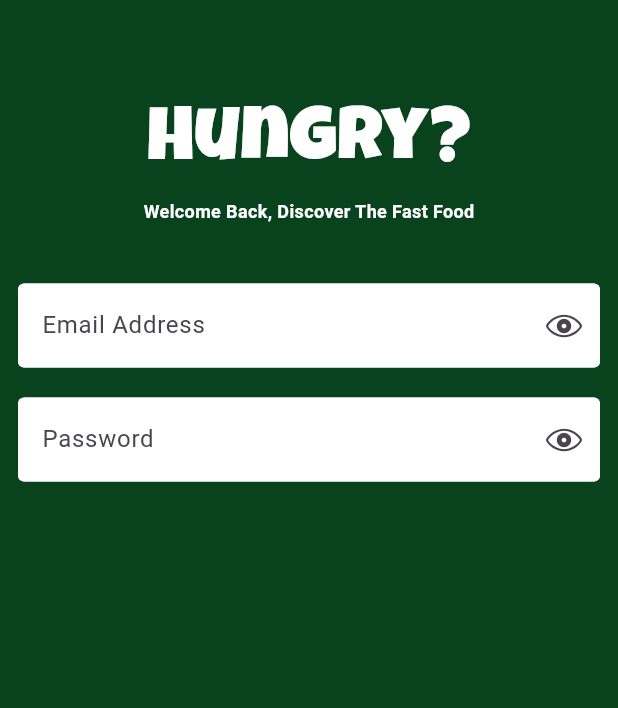
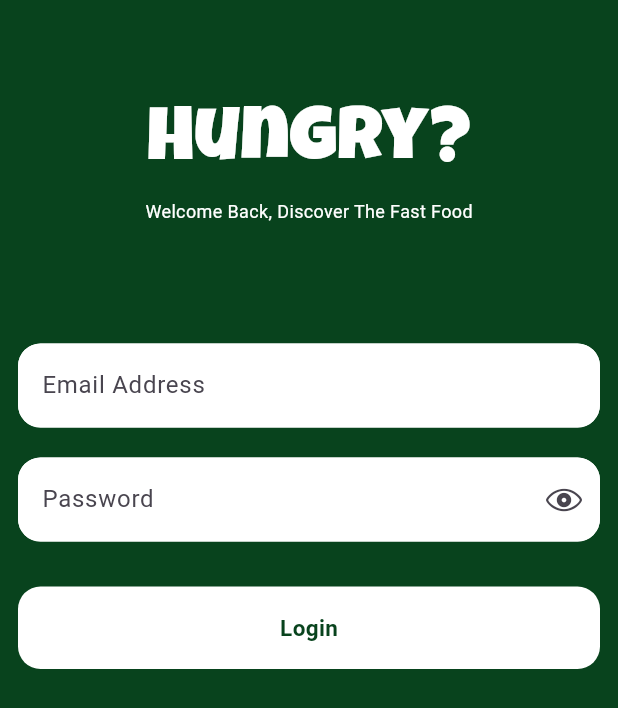
Before and after one commit to Mostafaghozy/AuraEats, a Flutter app: the screen it shows after launch, on a phone screen of 412 x 824 dp. Shown: the top 708 px of the screen. Run offline on Flutter 3.47's test engine with Material 3 defaults, Android fonts, the phone set to English and light mode, and no system bars; our stand-ins replace gap, lottie.

Commit message:
complete login view

```diff
--- a/lib/features/auth/view/login_view.dart
+++ b/lib/features/auth/view/login_view.dart
@@ -13,6 +13,7 @@ class LoginView extends StatelessWidget {
   Widget build(BuildContext context) {
     TextEditingController emailController = TextEditingController();
     TextEditingController passController = TextEditingController();
+    final GlobalKey<FormState> formKey = GlobalKey<FormState>();
     return GestureDetector(
       onTap: () => FocusScope.of(context).unfocus(),
       child: Scaffold(
@@ -20,6 +21,8 @@ class LoginView extends StatelessWidget {
         body: Center(
           child: Padding(
             padding: const EdgeInsets.symmetric(horizontal: 12),
+            child: Form(
+              key: formKey,
               child: Column(
                 children: [
                   Gap(60),
@@ -29,7 +32,7 @@ class LoginView extends StatelessWidget {
                     color: Colors.white,
                     size: 12,
                   ),
-                Gap(40),
+                  Gap(80),
                   CustomTextfield(
                     hint: "Email Address",
                     isPassword: false,
@@ -41,7 +44,32 @@ class LoginView extends StatelessWidget {
                     isPassword: true,
                     controller: passController,
                   ),
+                  Gap(30),
+                  GestureDetector(
+                    onTap: () {
+                      if (formKey.currentState!.validate()) {
+                        print("Success login");
+                      }
+                    },
+                    child: Container(
+                      height: 55,
+                      width: double.infinity,
+                      decoration: BoxDecoration(
+                        color: Colors.white,
+                        borderRadius: BorderRadius.circular(15),
+                      ),
+                      child: Center(
+                        child: CustomText(
+                          text: "Login",
+                          weight: FontWeight.bold,
+                          color: AppColors.primary,
+                          size: 15,
+                        ),
+                      ),
+                    ),
+                  ),
                 ],
+              ),
             ),
           ),
         ),
--- a/lib/shared/custom_text.dart
+++ b/lib/shared/custom_text.dart
@@ -4,22 +4,20 @@ class CustomText extends StatelessWidget {
   const CustomText({
     super.key,
     required this.text,
-    required this.color,
-    required this.size,
+    this.color,
+    this.size,
+    this.weight,
   });
   final String text;
-  final Color color;
-  final double size;
+  final Color? color;
+  final double? size;
+  final FontWeight? weight;
 
   @override
   Widget build(BuildContext context) {
     return Text(
       text,
-      style: TextStyle(
-        fontSize: size,
-        color: color,
-        fontWeight: FontWeight.w600,
-      ),
+      style: TextStyle(fontSize: size, color: color, fontWeight: weight),
     );
   }
 }
--- a/lib/shared/custom_textField.dart
+++ b/lib/shared/custom_textField.dart
@@ -25,6 +25,12 @@ class _CustomTextfieldState extends State<CustomTextfield> {
     super.initState();
   }
 
+  void _togglePassword() {
+    setState(() {
+      _obscureText = !_obscureText;
+    });
+  }
+
   @override
   Widget build(BuildContext context) {
     return TextFormField(
@@ -32,20 +38,27 @@ class _CustomTextfieldState extends State<CustomTextfield> {
       cursorHeight: 20,
       obscureText: _obscureText,
       controller: widget.controller,
+      validator: (v) {
+        if (v == null || v.isEmpty) {
+          return "please fill ${widget.hint}";
+        }
+        return null;
+      },
       decoration: InputDecoration(
-        suffixIcon: GestureDetector(
-          onTap: () {
-            setState(() {
-              _obscureText != _obscureText;
-            });
-          },
-          child: Icon(CupertinoIcons.eye),
-        ),
+        suffixIcon: widget.isPassword
+            ? GestureDetector(
+                onTap: _togglePassword,
+                child: Icon(CupertinoIcons.eye),
+              )
+            : null,
+
         enabledBorder: OutlineInputBorder(
           borderSide: BorderSide(color: Colors.white),
+          borderRadius: BorderRadius.circular(15),
         ),
         focusedBorder: OutlineInputBorder(
           borderSide: BorderSide(color: Colors.white),
+          borderRadius: BorderRadius.circular(15),
         ),
         hintText: widget.hint,
         fillColor: Colors.white,
```
Lines whose indentation alone changed are shown as unchanged.
